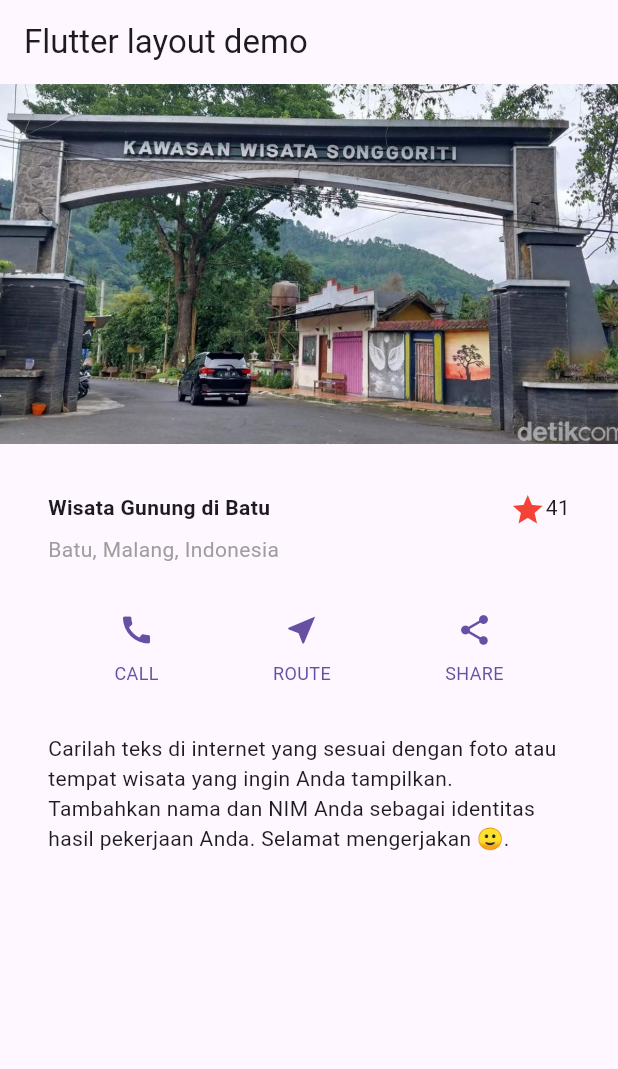
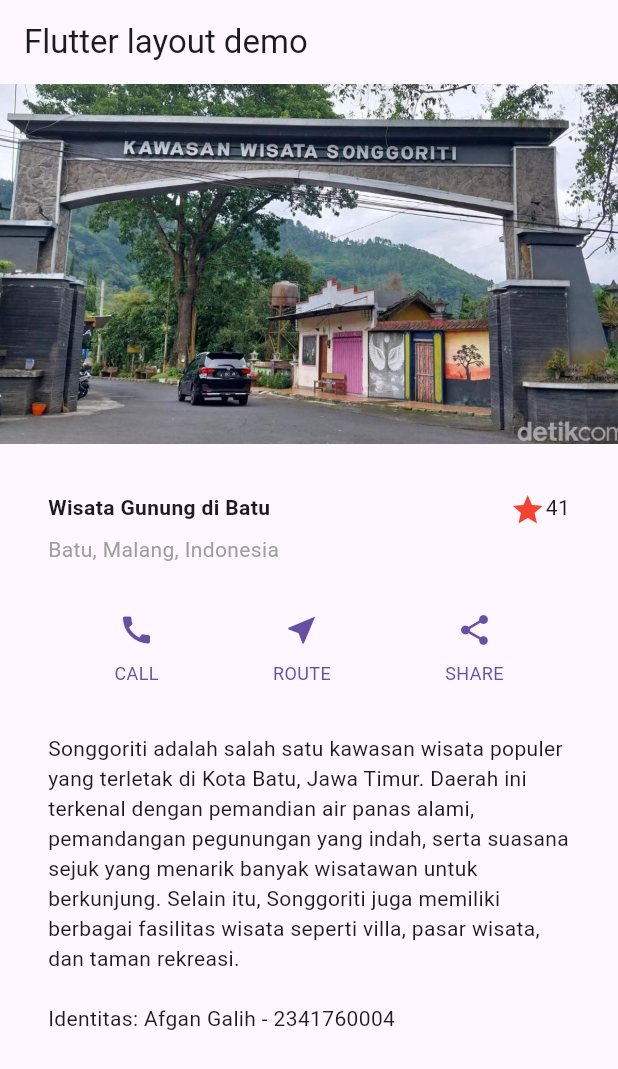
Before and after one commit to afgangalih/layout_flutter, a Flutter app: the screen it shows after launch, on a phone screen of 412 x 824 dp. Shown: the top 1069 px of the screen. Run offline on Flutter 3.47's test engine with Material 3 defaults, Android fonts, the phone set to English and light mode, and no system bars.

Commit message:
update readme

```diff
--- a/lib/main.dart
+++ b/lib/main.dart
@@ -57,17 +57,20 @@ class MyApp extends StatelessWidget {
 
     // 🔹 Langkah 3: Bagian teks (textSection)
     Widget textSection = Container(
-      padding: const EdgeInsets.all(32),
-      child: const Text(
-        'Carilah teks di internet yang sesuai '
-        'dengan foto atau tempat wisata yang ingin '
-        'Anda tampilkan. '
-        'Tambahkan nama dan NIM Anda sebagai '
-        'identitas hasil pekerjaan Anda. '
-        'Selamat mengerjakan 🙂.',
-        softWrap: true,
-      ),
-    );
+  padding: const EdgeInsets.all(32),
+  child: const Text(
+    'Songgoriti adalah salah satu kawasan wisata populer '
+    'yang terletak di Kota Batu, Jawa Timur. '
+    'Daerah ini terkenal dengan pemandian air panas alami, '
+    'pemandangan pegunungan yang indah, serta suasana sejuk '
+    'yang menarik banyak wisatawan untuk berkunjung. '
+    'Selain itu, Songgoriti juga memiliki berbagai fasilitas '
+    'wisata seperti villa, pasar wisata, dan taman rekreasi. '
+    '\n\nIdentitas: Afgan Galih - 2341760004',
+    softWrap: true,
+  ),
+);
+
 
     return MaterialApp(
       title: 'Flutter layout demo',
```
Also changed, not shown: images/praktikum1.png (added), images/praktikum2.png (added), images/praktikum3.png (added), images/praktikum4.png (added), 1 other file.
